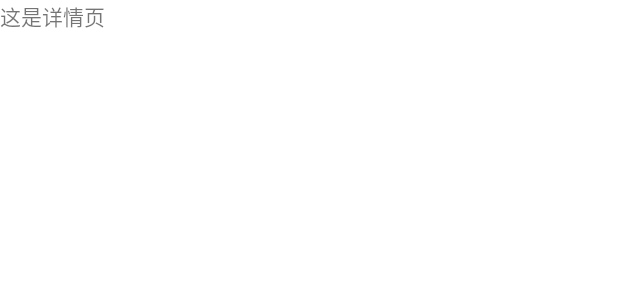
After one commit to YoYoLikesCiCi/AndroidOnlineShop, an Android app: the layout label_book_detail.xml on its own in the app's theme, with its tools: preview values and no code run, on a phone screen of 412 x 824 dp. The commit adds this screen. Shown: the top 300 px of the screen. Run offline under Robolectric (Android 15) with nearby library versions, the phone set to English and light mode, and no system bars.

Commit message:
测试，分类页

```diff
--- a/OnlineShopv2/app/src/main/AndroidManifest.xml
+++ b/OnlineShopv2/app/src/main/AndroidManifest.xml
@@ -1,6 +1,6 @@
 <?xml version="1.0" encoding="utf-8"?>
 <manifest xmlns:android="http://schemas.android.com/apk/res/android"
-    package="com.example.onlineshop_v2">
+    package="com.example.onlineshop_v2" >
 
     <application
         android:allowBackup="true"
@@ -8,10 +8,10 @@
         android:label="@string/app_name"
         android:roundIcon="@mipmap/ic_launcher_round"
         android:supportsRtl="true"
-        android:theme="@style/Theme.OnlineShop_v2">
+        android:theme="@style/Theme.OnlineShop_v2" >
         <activity
             android:name=".MainActivity"
-            android:label="@string/app_name">
+            android:label="@string/app_name" >
             <intent-filter>
                 <action android:name="android.intent.action.MAIN" />
 
--- /dev/null
+++ b/OnlineShopv2/app/src/main/res/layout/label_book_detail.xml
@@ -0,0 +1,11 @@
+<?xml version="1.0" encoding="utf-8"?>
+<LinearLayout xmlns:android="http://schemas.android.com/apk/res/android"
+    android:layout_width="match_parent"
+    android:layout_height="match_parent">
+
+    <TextView
+        android:layout_width="wrap_content"
+        android:layout_height="wrap_content"
+        android:text="这是详情页"></TextView>
+
+</LinearLayout>
--- a/OnlineShopv2/app/src/main/res/values/dimens.xml
+++ b/OnlineShopv2/app/src/main/res/values/dimens.xml
@@ -2,4 +2,5 @@
     <!-- Default screen margins, per the Android Design guidelines. -->
     <dimen name="activity_horizontal_margin">16dp</dimen>
     <dimen name="activity_vertical_margin">16dp</dimen>
+    <dimen name="fab_margin">16dp</dimen>
 </resources>
```
Also changed, not shown: OnlineShopv2/app/src/main/java/com/example/onlineshop_v2/ui/labelbook/BookAdapter.java (+22 -1 lines), OnlineShopv2/app/src/main/java/com/example/onlineshop_v2/ui/labelbook/LabelBookDetail.java (added, +23 -0 lines), OnlineShopv2/app/src/main/res/navigation/nav_graph.xml (added, +28 -0 lines), OnlineShopv2/app/src/main/res/values/strings.xml (+9 -0 lines), OnlineShopv2/app/src/main/res/values/themes.xml (+7 -0 lines).
